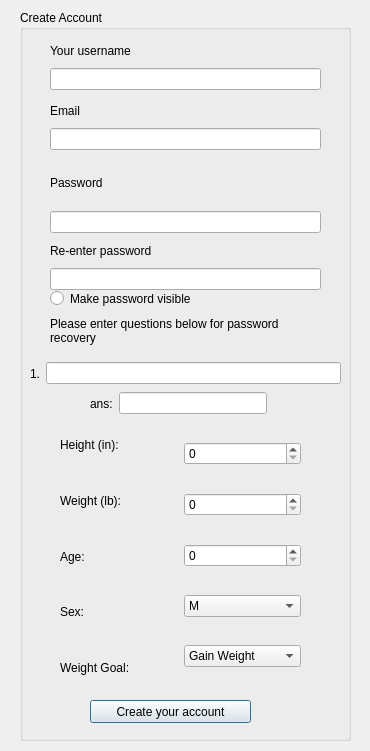
Before: the Qt Designer form usercreation.ui in kevinlucas23/getFit, drawn with Qt 5.
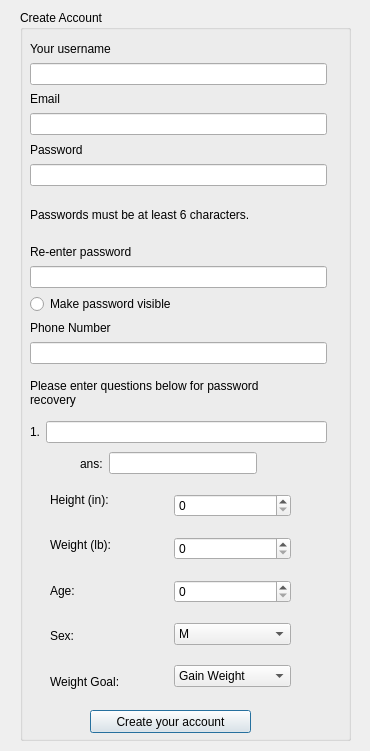
After: the same form once the commit is applied.

```diff
--- a/usercreation.ui
+++ b/usercreation.ui
@@ -25,37 +25,11 @@
    <property name="title">
     <string>Create Account</string>
    </property>
-   <widget class="QLabel" name="label_5">
-    <property name="geometry">
-     <rect>
-      <x>30</x>
-      <y>200</y>
-      <width>271</width>
-      <height>16</height>
-     </rect>
-    </property>
-    <property name="text">
-     <string>Passwords must be at least 6 characters.</string>
-    </property>
-   </widget>
-   <widget class="QRadioButton" name="passw_radio">
-    <property name="geometry">
-     <rect>
-      <x>30</x>
-      <y>280</y>
-      <width>251</width>
-      <height>17</height>
-     </rect>
-    </property>
-    <property name="text">
-     <string>Make password visible</string>
-    </property>
-   </widget>
    <widget class="QPushButton" name="push_createa">
     <property name="geometry">
      <rect>
       <x>70</x>
-      <y>690</y>
+      <y>700</y>
       <width>161</width>
       <height>23</height>
      </rect>
@@ -64,102 +38,6 @@
      <string>Create your account</string>
     </property>
    </widget>
-   <widget class="QWidget" name="layoutWidget">
-    <property name="geometry">
-     <rect>
-      <x>30</x>
-      <y>30</y>
-      <width>271</width>
-      <height>50</height>
-     </rect>
-    </property>
-    <layout class="QVBoxLayout" name="verticalLayout">
-     <item>
-      <widget class="QLabel" name="label">
-       <property name="text">
-        <string>Your username</string>
-       </property>
-      </widget>
-     </item>
-     <item>
-      <widget class="QLineEdit" name="uname_create"/>
-     </item>
-    </layout>
-   </widget>
-   <widget class="QWidget" name="layoutWidget2">
-    <property name="geometry">
-     <rect>
-      <x>30</x>
-      <y>90</y>
-      <width>271</width>
-      <height>50</height>
-     </rect>
-    </property>
-    <layout class="QVBoxLayout" name="verticalLayout_2">
-     <item>
-      <widget class="QLabel" name="label_2">
-       <property name="text">
-        <string>Email</string>
-       </property>
-      </widget>
-     </item>
-     <item>
-      <widget class="QLineEdit" name="email_create"/>
-     </item>
-    </layout>
-   </widget>
-   <widget class="QWidget" name="layoutWidget3">
-    <property name="geometry">
-     <rect>
-      <x>30</x>
-      <y>150</y>
-      <width>271</width>
-      <height>73</height>
-     </rect>
-    </property>
-    <layout class="QVBoxLayout" name="verticalLayout_3">
-     <item>
-      <widget class="QLabel" name="label_3">
-       <property name="text">
-        <string>Password</string>
-       </property>
-      </widget>
-     </item>
-     <item>
-      <widget class="QLineEdit" name="passw1_create">
-       <property name="echoMode">
-        <enum>QLineEdit::Password</enum>
-       </property>
-      </widget>
-     </item>
-    </layout>
-   </widget>
-   <widget class="QWidget" name="layoutWidget4">
-    <property name="geometry">
-     <rect>
-      <x>30</x>
-      <y>230</y>
-      <width>271</width>
-      <height>50</height>
-     </rect>
-    </property>
-    <layout class="QVBoxLayout" name="verticalLayout_4">
-     <item>
-      <widget class="QLabel" name="label_4">
-       <property name="text">
-        <string>Re-enter password</string>
-       </property>
-      </widget>
-     </item>
-     <item>
-      <widget class="QLineEdit" name="passw2_create">
-       <property name="echoMode">
-        <enum>QLineEdit::Password</enum>
-       </property>
-      </widget>
-     </item>
-    </layout>
-   </widget>
    <widget class="QLabel" name="label_6">
     <property name="geometry">
      <rect>
@@ -173,27 +51,13 @@
      <string/>
     </property>
    </widget>
-   <widget class="QLabel" name="label_8">
+   <widget class="QWidget" name="layoutWidget">
     <property name="geometry">
      <rect>
       <x>30</x>
-      <y>300</y>
-      <width>291</width>
-      <height>41</height>
-     </rect>
-    </property>
-    <property name="text">
-     <string>Please enter questions below for password 
-recovery</string>
-    </property>
-   </widget>
-   <widget class="QWidget" name="">
-    <property name="geometry">
-     <rect>
-      <x>40</x>
-      <y>410</y>
+      <y>470</y>
       <width>241</width>
-      <height>273</height>
+      <height>221</height>
      </rect>
     </property>
     <layout class="QHBoxLayout" name="horizontalLayout">
@@ -279,33 +143,11 @@
      </item>
     </layout>
    </widget>
-   <widget class="QWidget" name="">
+   <widget class="QWidget" name="layoutWidget">
     <property name="geometry">
      <rect>
-      <x>10</x>
-      <y>350</y>
-      <width>311</width>
-      <height>27</height>
-     </rect>
-    </property>
-    <layout class="QHBoxLayout" name="horizontalLayout_3">
-     <item>
-      <widget class="QLabel" name="label_9">
-       <property name="text">
-        <string>1.</string>
-       </property>
-      </widget>
-     </item>
-     <item>
-      <widget class="QLineEdit" name="lineEdit"/>
-     </item>
-    </layout>
-   </widget>
-   <widget class="QWidget" name="">
-    <property name="geometry">
-     <rect>
-      <x>70</x>
-      <y>380</y>
+      <x>60</x>
+      <y>440</y>
       <width>177</width>
       <height>27</height>
      </rect>
@@ -323,8 +165,142 @@
      </item>
     </layout>
    </widget>
+   <widget class="QWidget" name="">
+    <property name="geometry">
+     <rect>
+      <x>10</x>
+      <y>30</y>
+      <width>297</width>
+      <height>403</height>
+     </rect>
+    </property>
+    <layout class="QVBoxLayout" name="verticalLayout_11">
+     <item>
+      <layout class="QVBoxLayout" name="verticalLayout_10">
+       <item>
+        <layout class="QVBoxLayout" name="verticalLayout">
+         <item>
+          <widget class="QLabel" name="label">
+           <property name="text">
+            <string>Your username</string>
+           </property>
+          </widget>
+         </item>
+         <item>
+          <widget class="QLineEdit" name="uname_create"/>
+         </item>
+        </layout>
+       </item>
+       <item>
+        <layout class="QVBoxLayout" name="verticalLayout_2">
+         <item>
+          <widget class="QLabel" name="label_2">
+           <property name="text">
+            <string>Email</string>
+           </property>
+          </widget>
+         </item>
+         <item>
+          <widget class="QLineEdit" name="email_create"/>
+         </item>
+        </layout>
+       </item>
+       <item>
+        <layout class="QVBoxLayout" name="verticalLayout_3">
+         <item>
+          <widget class="QLabel" name="label_3">
+           <property name="text">
+            <string>Password</string>
+           </property>
+          </widget>
+         </item>
+         <item>
+          <widget class="QLineEdit" name="passw1_create">
+           <property name="echoMode">
+            <enum>QLineEdit::Password</enum>
+           </property>
+          </widget>
+         </item>
+        </layout>
+       </item>
+       <item>
+        <widget class="QLabel" name="label_5">
+         <property name="text">
+          <string>Passwords must be at least 6 characters.</string>
+         </property>
+        </widget>
+       </item>
+       <item>
+        <layout class="QVBoxLayout" name="verticalLayout_4">
+         <item>
+          <widget class="QLabel" name="label_4">
+           <property name="text">
+            <string>Re-enter password</string>
+           </property>
+          </widget>
+         </item>
+         <item>
+          <widget class="QLineEdit" name="passw2_create">
+           <property name="echoMode">
+            <enum>QLineEdit::Password</enum>
+           </property>
+          </widget>
+         </item>
+        </layout>
+       </item>
+       <item>
+        <widget class="QRadioButton" name="passw_radio">
+         <property name="text">
+          <string>Make password visible</string>
+         </property>
+        </widget>
+       </item>
+       <item>
+        <layout class="QVBoxLayout" name="verticalLayout_9">
+         <item>
+          <widget class="QLabel" name="label_11">
+           <property name="text">
+            <string>Phone Number</string>
+           </property>
+          </widget>
+         </item>
+         <item>
+          <widget class="QLineEdit" name="passw2_create_2">
+           <property name="echoMode">
+            <enum>QLineEdit::Password</enum>
+           </property>
+          </widget>
+         </item>
+        </layout>
+       </item>
+       <item>
+        <widget class="QLabel" name="label_8">
+         <property name="text">
+          <string>Please enter questions below for password 
+recovery</string>
+         </property>
+        </widget>
+       </item>
+      </layout>
+     </item>
+     <item>
+      <layout class="QHBoxLayout" name="horizontalLayout_3">
+       <item>
+        <widget class="QLabel" name="label_9">
+         <property name="text">
+          <string>1.</string>
+         </property>
+        </widget>
+       </item>
+       <item>
+        <widget class="QLineEdit" name="lineEdit"/>
+       </item>
+      </layout>
+     </item>
+    </layout>
+   </widget>
   </widget>
-  <widget class="QWidget" name="">
+  <widget class="QWidget" name="layoutWidget">
    <property name="geometry">
     <rect>
      <x>0</x>
@@ -335,7 +311,7 @@
    </property>
    <layout class="QVBoxLayout" name="verticalLayout_5"/>
   </widget>
-  <widget class="QWidget" name="">
+  <widget class="QWidget" name="layoutWidget">
    <property name="geometry">
     <rect>
      <x>0</x>
@@ -346,7 +322,7 @@
    </property>
    <layout class="QVBoxLayout" name="verticalLayout_6"/>
   </widget>
-  <widget class="QWidget" name="">
+  <widget class="QWidget" name="layoutWidget">
    <property name="geometry">
     <rect>
      <x>0</x>
```
